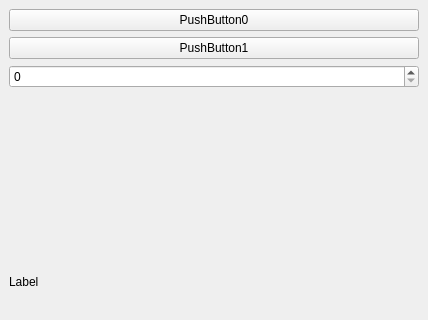
The window that src/SamplePluginPA10/src/SamplePlugin.ui (leesuro/ROVI1project) describes before a commit, drawn with Qt 5; both pictures show x 0 to 428 and y 0 to 320 of the 428 by 479 pixel window.
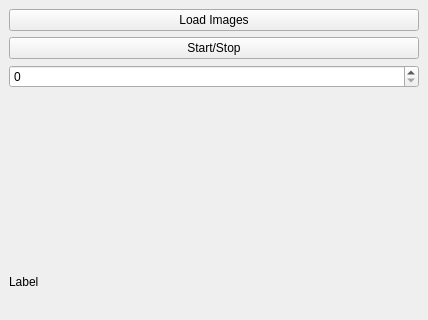
The same window after the commit.

Commit message: Lets start to work. FUCK

Diff of the .ui file:
```diff
--- a/src/SamplePluginPA10/src/SamplePlugin.ui
+++ b/src/SamplePluginPA10/src/SamplePlugin.ui
@@ -20,14 +20,14 @@
       <item>
        <widget class="QPushButton" name="_btn0">
         <property name="text">
-         <string>PushButton0</string>
+         <string>Load Images</string>
         </property>
        </widget>
       </item>
       <item>
        <widget class="QPushButton" name="_btn1">
         <property name="text">
-         <string>PushButton1</string>
+         <string>Start/Stop</string>
         </property>
        </widget>
       </item>
```
The commit also changes 3 other files.
